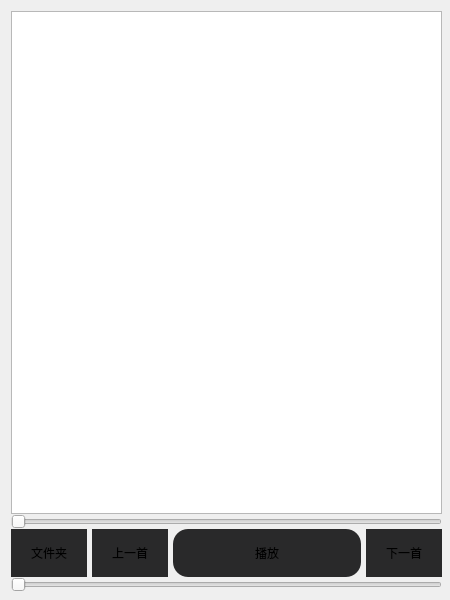
This is mainwindow.ui in codewuren/HLMP as Qt 5 draws it before an edit. The edited form follows.
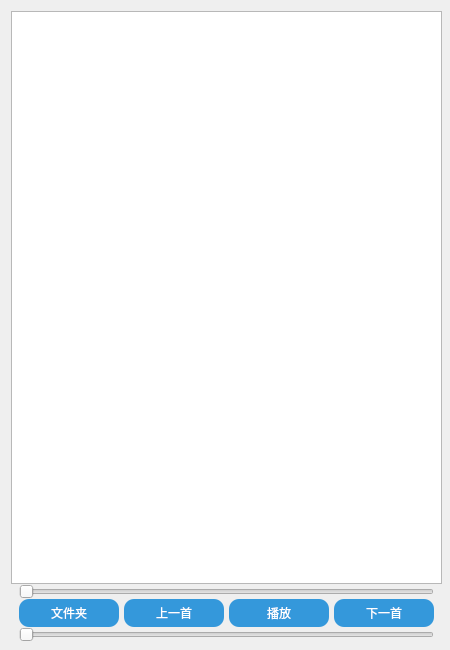
This is the edited form.

Patch:
```diff
--- a/mainwindow.ui
+++ b/mainwindow.ui
@@ -7,9 +7,15 @@
     <x>0</x>
     <y>0</y>
     <width>450</width>
-    <height>600</height>
+    <height>650</height>
    </rect>
   </property>
+  <property name="sizePolicy">
+   <sizepolicy hsizetype="Preferred" vsizetype="Preferred">
+    <horstretch>0</horstretch>
+    <verstretch>0</verstretch>
+   </sizepolicy>
+  </property>
   <property name="windowTitle">
    <string>HLMP</string>
   </property>
@@ -41,7 +47,7 @@
       <x>11</x>
       <y>11</y>
       <width>431</width>
-      <height>581</height>
+      <height>631</height>
      </rect>
     </property>
     <property name="sizePolicy">
@@ -69,7 +75,7 @@
      <property name="verticalSpacing">
       <number>0</number>
      </property>
-     <item row="5" column="1">
+     <item row="5" column="2">
       <widget class="QPushButton" name="lastButton">
        <property name="sizePolicy">
         <sizepolicy hsizetype="Fixed" vsizetype="Fixed">
@@ -81,28 +87,63 @@
         <cursorShape>PointingHandCursor</cursorShape>
        </property>
        <property name="styleSheet">
-        <string notr="true"> QPushButton {
-	padding: 15px 40px;
-	border-radius:  25px;
-	background-color: #29292a;
-	padding-left: 20px;
-	padding-right: 20px;
- }
- QPushButton:pressed {
-	background-color: #39393a;
-	padding: 15px 40px;
-	border-radius:  25px;
-	padding-left: 20px;
-	padding-right: 20px;
- }
-</string>
+        <string notr="true">QPushButton {
+    background-color: #3498db;
+    color: #ffffff;
+    border: none;
+    border-radius: 10px;
+    padding: 5px 10px;
+    min-width: 80px;
+}
+
+QPushButton:hover {
+    background-color: #2980b9;
+}
+
+QPushButton:pressed {
+    background-color: #1f618d;
+}</string>
        </property>
        <property name="text">
         <string>上一首</string>
        </property>
       </widget>
      </item>
-     <item row="5" column="3">
+     <item row="5" column="1">
+      <widget class="QPushButton" name="choosedirButton">
+       <property name="sizePolicy">
+        <sizepolicy hsizetype="Fixed" vsizetype="Fixed">
+         <horstretch>0</horstretch>
+         <verstretch>0</verstretch>
+        </sizepolicy>
+       </property>
+       <property name="cursor">
+        <cursorShape>PointingHandCursor</cursorShape>
+       </property>
+       <property name="styleSheet">
+        <string notr="true">QPushButton {
+    background-color: #3498db;
+    color: #ffffff;
+    border: none;
+    border-radius: 10px;
+    padding: 5px 10px;
+    min-width: 80px;
+}
+
+QPushButton:hover {
+    background-color: #2980b9;
+}
+
+QPushButton:pressed {
+    background-color: #1f618d;
+}</string>
+       </property>
+       <property name="text">
+        <string>文件夹</string>
+       </property>
+      </widget>
+     </item>
+     <item row="5" column="4">
       <widget class="QPushButton" name="nextButton">
        <property name="sizePolicy">
         <sizepolicy hsizetype="Fixed" vsizetype="Fixed">
@@ -114,61 +155,29 @@
         <cursorShape>PointingHandCursor</cursorShape>
        </property>
        <property name="styleSheet">
-        <string notr="true"> QPushButton {
-	padding: 15px 40px;
-	border-radius:  25px;
-	background-color: #29292a;
-	padding-left: 20px;
-	padding-right: 20px;
- }
- QPushButton:pressed {
-	background-color: #39393a;
-	padding: 15px 40px;
-	border-radius:  25px;
-	padding-left: 20px;
-	padding-right: 20px;
- }
-</string>
+        <string notr="true">QPushButton {
+    background-color: #3498db;
+    color: #ffffff;
+    border: none;
+    border-radius: 10px;
+    padding: 5px 10px;
+    min-width: 80px;
+}
+
+QPushButton:hover {
+    background-color: #2980b9;
+}
+
+QPushButton:pressed {
+    background-color: #1f618d;
+}</string>
        </property>
        <property name="text">
         <string>下一首</string>
        </property>
       </widget>
      </item>
-     <item row="5" column="2">
-      <widget class="QPushButton" name="playButton">
-       <property name="cursor">
-        <cursorShape>PointingHandCursor</cursorShape>
-       </property>
-       <property name="styleSheet">
-        <string notr="true"> QPushButton {
-	padding: 15px 40px;
-	border-radius:  15px;
-	background-color: #29292a;
-	padding-left: 20px;
-	padding-right: 20px;
- }
- QPushButton:pressed {
-	background-color: #39393a;
-	padding: 15px 40px;
-	border-radius:  25px;
-	padding-left: 20px;
-	padding-right: 20px;
- }
-</string>
-       </property>
-       <property name="text">
-        <string>播放</string>
-       </property>
-       <property name="default">
-        <bool>false</bool>
-       </property>
-       <property name="flat">
-        <bool>false</bool>
-       </property>
-      </widget>
-     </item>
-     <item row="3" column="0" colspan="4">
+     <item row="3" column="1" colspan="4">
       <widget class="QSlider" name="progressSlider">
        <property name="styleSheet">
         <string notr="true"/>
@@ -178,7 +187,7 @@
        </property>
       </widget>
      </item>
-     <item row="6" column="0" colspan="4">
+     <item row="6" column="1" colspan="4">
       <widget class="QSlider" name="volumeSlider">
        <property name="styleSheet">
         <string notr="true"/>
@@ -191,40 +200,67 @@
        </property>
       </widget>
      </item>
+     <item row="5" column="3">
+      <widget class="QPushButton" name="playButton">
+       <property name="cursor">
+        <cursorShape>PointingHandCursor</cursorShape>
+       </property>
+       <property name="styleSheet">
+        <string notr="true">QPushButton {
+    background-color: #3498db;
+    color: #ffffff;
+    border: none;
+    border-radius: 10px;
+    padding: 5px 10px;
+    min-width: 80px;
+}
+
+QPushButton:hover {
+    background-color: #2980b9;
+}
+
+QPushButton:pressed {
+    background-color: #1f618d;
+}</string>
+       </property>
+       <property name="text">
+        <string>播放</string>
+       </property>
+       <property name="default">
+        <bool>false</bool>
+       </property>
+       <property name="flat">
+        <bool>false</bool>
+       </property>
+      </widget>
+     </item>
+     <item row="5" column="5">
+      <spacer name="leftSpacer">
+       <property name="orientation">
+        <enum>Qt::Horizontal</enum>
+       </property>
+       <property name="sizeHint" stdset="0">
+        <size>
+         <width>40</width>
+         <height>20</height>
+        </size>
+       </property>
+      </spacer>
+     </item>
      <item row="5" column="0">
-      <widget class="QPushButton" name="choosedirButton">
-       <property name="sizePolicy">
-        <sizepolicy hsizetype="Fixed" vsizetype="Fixed">
-         <horstretch>0</horstretch>
-         <verstretch>0</verstretch>
-        </sizepolicy>
+      <spacer name="rightSpacer">
+       <property name="orientation">
+        <enum>Qt::Horizontal</enum>
        </property>
-       <property name="cursor">
-        <cursorShape>PointingHandCursor</cursorShape>
+       <property name="sizeHint" stdset="0">
+        <size>
+         <width>40</width>
+         <height>20</height>
+        </size>
        </property>
-       <property name="styleSheet">
-        <string notr="true"> QPushButton {
-	padding: 15px 40px;
-	border-radius:  25px;
-	background-color: #29292a;
-	padding-left: 20px;
-	padding-right: 20px;
- }
- QPushButton:pressed {
-	background-color: #39393a;
-	padding: 15px 40px;
-	border-radius:  25px;
-	padding-left: 20px;
-	padding-right: 20px;
- }
-</string>
-       </property>
-       <property name="text">
-        <string>文件夹</string>
-       </property>
-      </widget>
+      </spacer>
      </item>
-     <item row="0" column="0" rowspan="2" colspan="4">
+     <item row="0" column="0" rowspan="2" colspan="6">
       <widget class="QListWidget" name="playlistWidget">
        <property name="styleSheet">
         <string notr="true"/>
```
